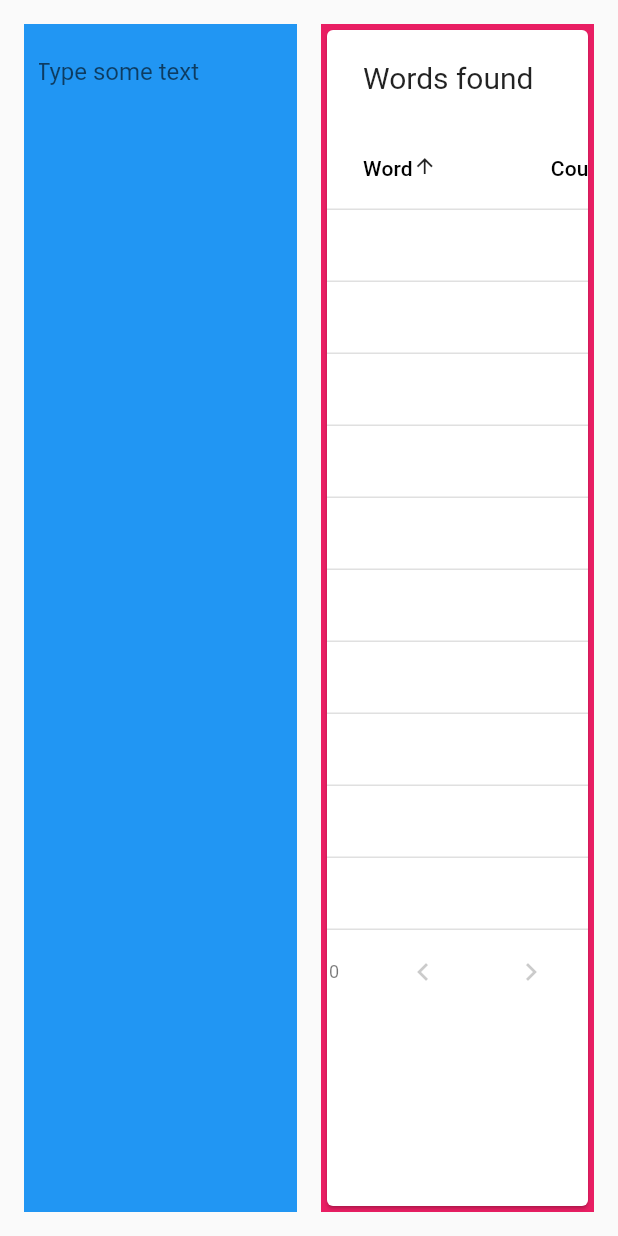
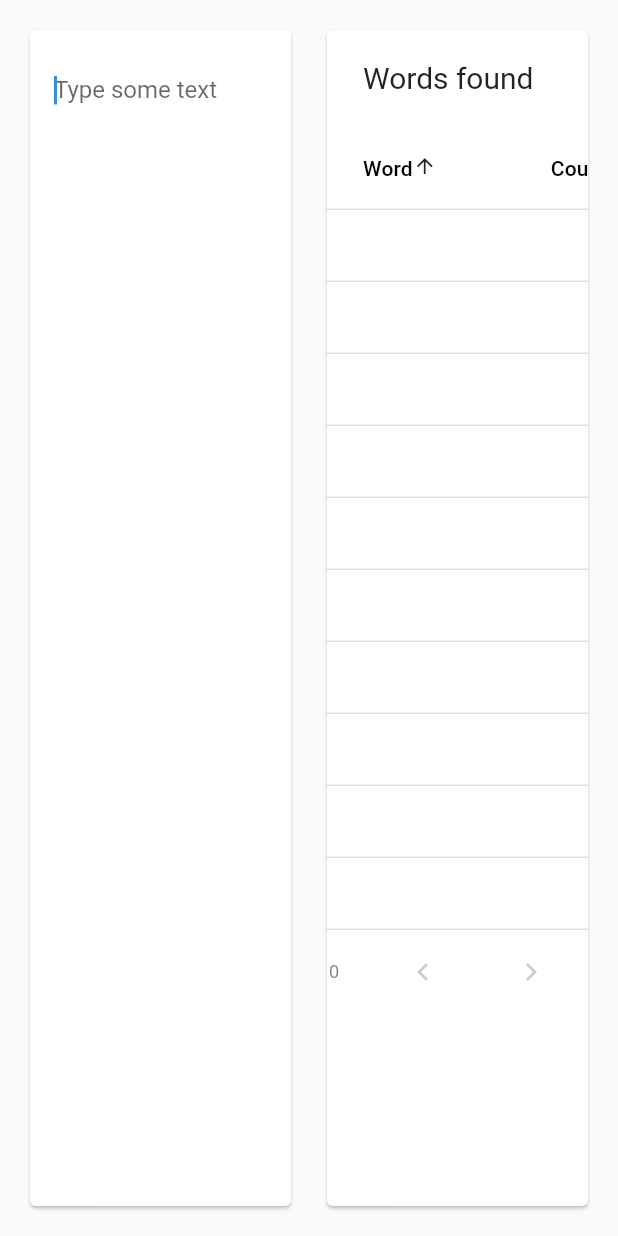
Before and after one commit to mariano-filipe/flutter-word-counter, a Flutter app: the screen it shows after launch, on a phone screen of 412 x 824 dp. Run offline on Flutter 3.47's test engine with Material 2 defaults, Android fonts, the light colour scheme and no system bars.

Commit message:
Refine layout to prepare for deployment

```diff
--- a/lib/pages/home.dart
+++ b/lib/pages/home.dart
@@ -32,9 +32,10 @@ class _HomePageState extends State<HomePage> {
               fit: FlexFit.tight,
               child: Container(
                 height: MediaQuery.of(context).size.height,
-                padding: EdgeInsets.all(8),
-                color: Colors.blue,
-                child: TextFormField(
+                child: Card(
+                  child: Padding(
+                    padding: const EdgeInsets.all(16.0),
+                    child: TextField(
                       keyboardType: TextInputType.multiline,
                       maxLines: null,
                       decoration: InputDecoration(
@@ -46,12 +47,13 @@ class _HomePageState extends State<HomePage> {
                     ),
                   ),
                 ),
+              ),
+            ),
             SizedBox(width: 16),
             Flexible(
               fit: FlexFit.tight,
               child: Container(
                 height: MediaQuery.of(context).size.height,
-                color: Colors.pink,
                 child: PaginatedDataTable(
                   header: Text("Words found"),
                   columns: [
```
Lines whose indentation alone changed are shown as unchanged.
